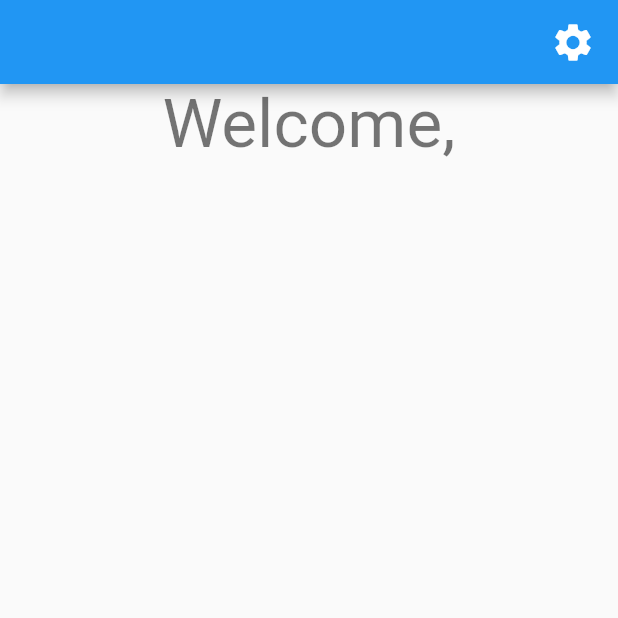
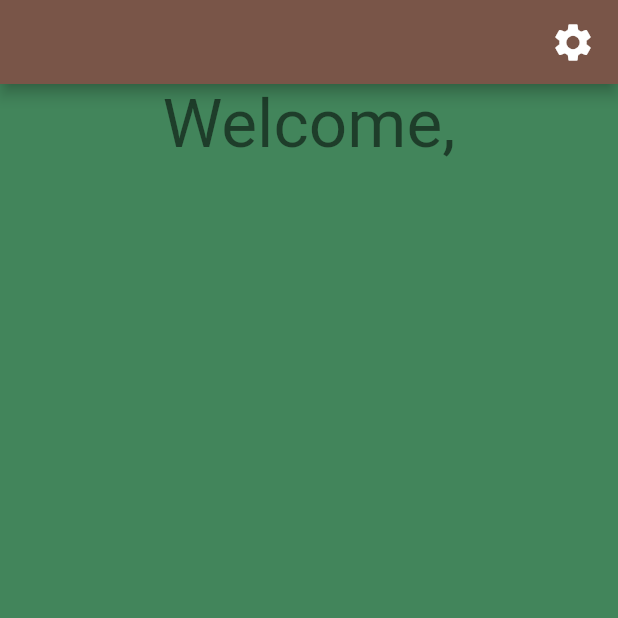
Before and after one commit to orbijo/mobdev_app, a Flutter app: the screen it shows after launch, after a tap on "Login", on a phone screen of 412 x 824 dp, the top half of it. Run offline on Flutter 3.47's test engine with Material 2 defaults, Android fonts, the phone set to English and light mode, and no system bars.

Commit message:
background, swatch colors

```diff
--- a/lib/main.dart
+++ b/lib/main.dart
@@ -5,6 +5,10 @@ import 'package:mobdev_app/screens/LoginScreen.dart';
 
 void main() {
   runApp(MaterialApp(
+    theme: ThemeData(
+      primarySwatch: Colors.brown,
+      scaffoldBackgroundColor: Color.fromARGB(255, 66, 133, 91),
+    ),
     debugShowCheckedModeBanner: false,
     initialRoute: LoginScreen.routeName,
     routes: routes,
--- a/lib/screens/LoginScreen.dart
+++ b/lib/screens/LoginScreen.dart
@@ -22,14 +22,18 @@ class _LoginScreenState extends State<LoginScreen> {
   Widget build(BuildContext context) {
     double width = MediaQuery.of(context).size.width;
     return Scaffold(
-      body: Container(
-        child: Center(
+      body: Center(
         child: SingleChildScrollView(
           child: Center(
-              child: Container(
+            child: SizedBox(
               width: width * .9,
               child: Column(
                 children: [
+                  Text(
+                    "Login\n",
+                    style: Theme.of(context).textTheme.displaySmall,
+                    textAlign: TextAlign.center,
+                  ),
                   CustomTextField(
                       labelText: "Email Address",
                       hintText: "Enter your email address",
@@ -71,7 +75,6 @@ class _LoginScreenState extends State<LoginScreen> {
           ),
         ),
       ),
-      ),
     );
   }
 
```
Lines whose indentation alone changed are shown as unchanged.
